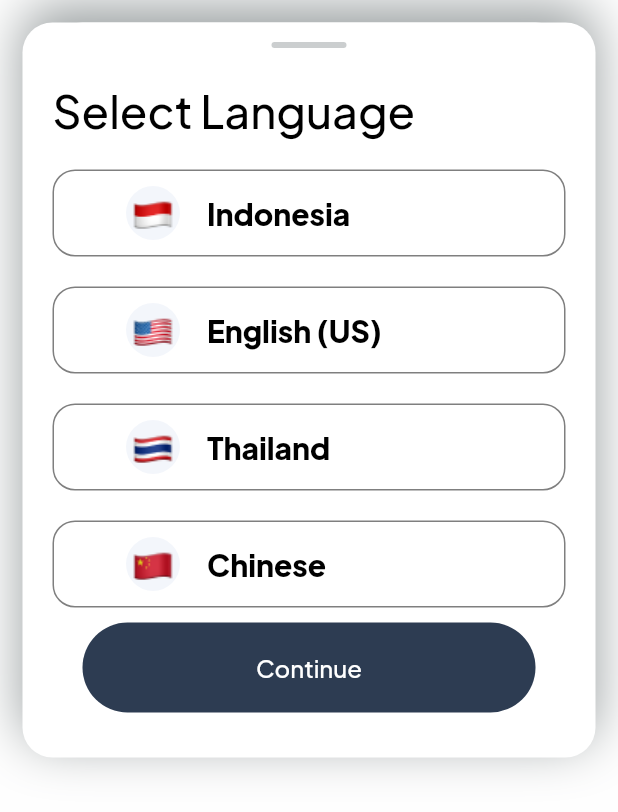
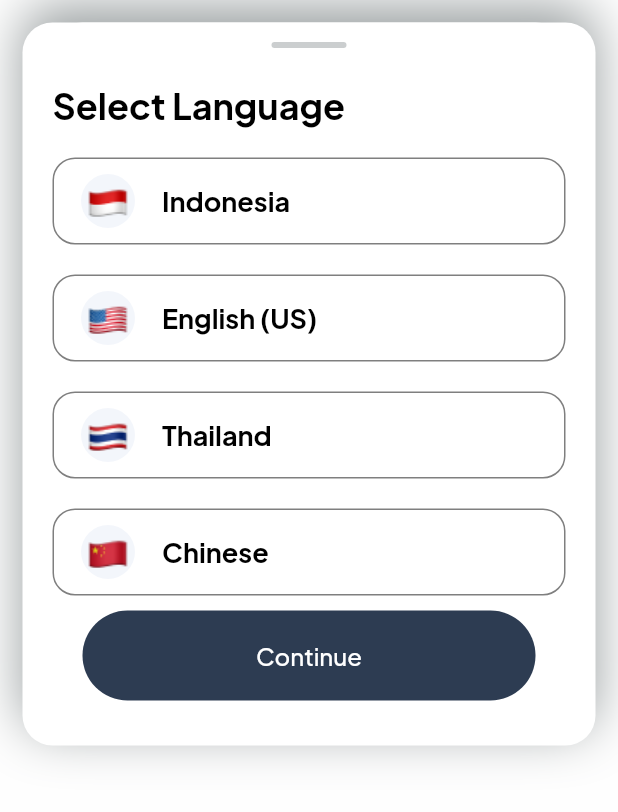
Before and after one commit to salmanlodhi0332/zalada, a Flutter app: what language_bottom_sheet() shows on an empty page, opened directly, on a phone screen of 412 x 824 dp. Shown: the top 812 px of the screen. Run offline on Flutter 3.47's test engine with Material 2 defaults, Android fonts, the phone set to English and light mode, and no system bars; our stand-ins replace cached_network_image, chewie, device_info_plus, dio, dropdown_textfield, firebase_core and 13 more; accounts and stored records are empty; network calls fail; project files that could hold a hidden picture were left out.

Commit message:
06:22  kamlesh updated 31-07-23

```diff
--- a/zalada_app/lib/MVC/views/add_payment.dart
+++ b/zalada_app/lib/MVC/views/add_payment.dart
@@ -193,7 +193,7 @@ class _AddPaymentState extends State<AddPayment> {
                           height: 40,
                         ),
                         Button_Widget(
-                            tap: () {
+                            ontap: () {
                               print('object');
                               print(controllername.toString());
                               print(controllernumber.toString());
--- a/zalada_app/lib/MVC/views/product_detail.dart
+++ b/zalada_app/lib/MVC/views/product_detail.dart
@@ -4,6 +4,7 @@ import 'package:velocity_x/velocity_x.dart';
 import 'package:zalada_app/MVC/controller/product_controller.dart';
 import 'package:zalada_app/MVC/views/Address_Screen.dart';
 import 'package:zalada_app/MVC/views/cart_screen2.dart';
+import 'package:zalada_app/MVC/views/wishlist_cart_screen.dart';
 import 'package:zalada_app/custom/back_button.dart';
 import 'package:readmore/readmore.dart';
 import 'package:zalada_app/custom/botton_widget.dart';
@@ -34,7 +35,9 @@ class Product_Detail_Screen extends StatelessWidget {
         }),
         actionButtons: [
           back_button(
-            ontap: () {},
+            ontap: () {
+              Page_Navigation.getInstance.Page(context, Wishlist_Screen());
+            },
             pic: Image.asset(
               'assets/images/favorite.png',
               color: Theme.of(context).hintColor,
--- a/zalada_app/lib/MVC/views/wishlist_cart_screen.dart
+++ b/zalada_app/lib/MVC/views/wishlist_cart_screen.dart
@@ -11,8 +11,7 @@ class Wishlist_Screen extends StatelessWidget {
   @override
   Widget build(BuildContext context) {
     final size = MediaQuery.of(context).size;
-    return SafeArea(
-      child: Scaffold(
+    return Scaffold(
       appBar: Custom_Appbar(
           title: "your_wishlist".tr,
           leadingButton: back_button(ontap: () {
@@ -89,7 +88,6 @@ class Wishlist_Screen extends StatelessWidget {
           ],
         ),
       ),
-      ),
     );
   }
 }
--- a/zalada_app/lib/custom/language/language_bottom_sheet.dart
+++ b/zalada_app/lib/custom/language/language_bottom_sheet.dart
@@ -60,8 +60,8 @@ class language_bottom_sheet extends GetView {
               style: TextStyle(
                 fontFamily: 'plusjakarta',
                 color: Theme.of(context).hintColor,
-                fontSize: 30,
-                fontWeight: FontWeight.w500,
+                fontSize: 24,
+                fontWeight: FontWeight.bold,
               ),
             ).py(10),
             Obx(
--- a/zalada_app/lib/custom/language/select_language.dart
+++ b/zalada_app/lib/custom/language/select_language.dart
@@ -32,21 +32,19 @@ class _select_languageState extends State<select_language> {
                   : Theme.of(context).hintColor.withOpacity(0.5),
               width: 1.0),
           borderRadius: BorderRadius.circular(15)),
-
       child: ListTile(
-
         leading: CircleAvatar(
           radius: 20,
           backgroundColor: Theme.of(context).highlightColor,
           child: widget.preffixIcon,
-        ).pOnly(left: 30, top: 10, bottom: 10),
+        ).pOnly(top: 10, bottom: 10),
         title: Text(
           widget.label,
           style: TextStyle(
             fontFamily: 'plusjakarta',
             color: Theme.of(context).hintColor,
-            fontSize: 20,
-            fontWeight: FontWeight.w800,
+            fontSize: 18,
+            fontWeight: FontWeight.w700,
           ),
         ),
         trailing: widget.selected
```
Also changed, not shown: zalada_app/lib/MVC/views/edit_profile.dart (+6 -4 lines), zalada_app/lib/MVC/views/profile_screen.dart (+7 -4 lines). Lines whose indentation alone changed are shown as unchanged.
